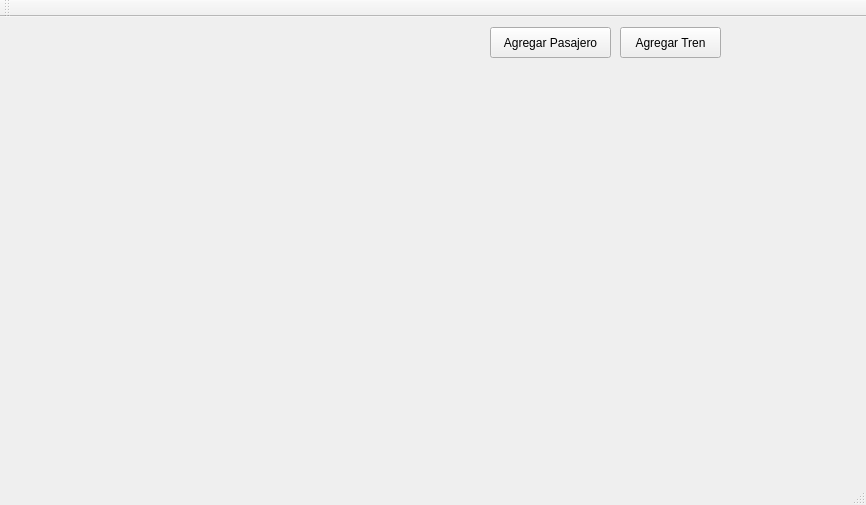
This is principal.ui in AndyMadgar/Progra1-Datos as Qt 5 draws it before an edit. The edited form follows.
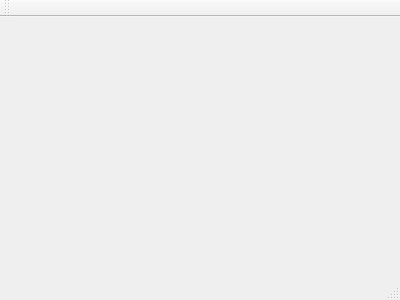
This is the edited form. Icons and pictures are not drawn.

```diff
--- a/principal.ui
+++ b/principal.ui
@@ -1,88 +1,25 @@
 <?xml version="1.0" encoding="UTF-8"?>
 <ui version="4.0">
  <class>Principal</class>
- <widget class="QMainWindow" name="Principal">
-  <property name="geometry">
+ <widget class="QMainWindow" name="Principal" >
+  <property name="geometry" >
    <rect>
     <x>0</x>
     <y>0</y>
-    <width>866</width>
-    <height>505</height>
+    <width>400</width>
+    <height>300</height>
    </rect>
   </property>
   <property name="windowTitle">
    <string>Principal</string>
   </property>
-  <widget class="QWidget" name="centralWidget">
-   <widget class="QLabel" name="label">
-    <property name="geometry">
-     <rect>
-      <x>0</x>
-      <y>0</y>
-      <width>471</width>
-      <height>391</height>
-     </rect>
-    </property>
-    <property name="text">
-     <string/>
-    </property>
-    <property name="pixmap">
-     <pixmap resource="imagenes.qrc">:/mapa_provincias_costa_rica.gif</pixmap>
-    </property>
-    <property name="scaledContents">
-     <bool>true</bool>
-    </property>
-   </widget>
-   <widget class="QPushButton" name="btnAgregaPasajero">
-    <property name="geometry">
-     <rect>
-      <x>490</x>
-      <y>10</y>
-      <width>121</width>
-      <height>31</height>
-     </rect>
-    </property>
-    <property name="text">
-     <string>Agregar Pasajero</string>
-    </property>
-   </widget>
-   <widget class="QPushButton" name="btnAgregaTren">
-    <property name="geometry">
-     <rect>
-      <x>620</x>
-      <y>10</y>
-      <width>101</width>
-      <height>31</height>
-     </rect>
-    </property>
-    <property name="text">
-     <string>Agregar Tren</string>
-    </property>
-   </widget>
-  </widget>
-  <widget class="QMenuBar" name="menuBar">
-   <property name="geometry">
-    <rect>
-     <x>0</x>
-     <y>0</y>
-     <width>866</width>
-     <height>20</height>
-    </rect>
-   </property>
-  </widget>
-  <widget class="QToolBar" name="mainToolBar">
-   <attribute name="toolBarArea">
-    <enum>TopToolBarArea</enum>
-   </attribute>
-   <attribute name="toolBarBreak">
-    <bool>false</bool>
-   </attribute>
-  </widget>
-  <widget class="QStatusBar" name="statusBar"/>
+  <widget class="QMenuBar" name="menuBar" />
+  <widget class="QToolBar" name="mainToolBar" />
+  <widget class="QWidget" name="centralWidget" />
+  <widget class="QStatusBar" name="statusBar" />
  </widget>
- <layoutdefault spacing="6" margin="11"/>
- <resources>
-  <include location="imagenes.qrc"/>
- </resources>
+ <layoutDefault spacing="6" margin="11" />
+ <pixmapfunction></pixmapfunction>
+ <resources/>
  <connections/>
 </ui>
```
Left out of the diff: 3 changed lines with no effect on the pictures.
